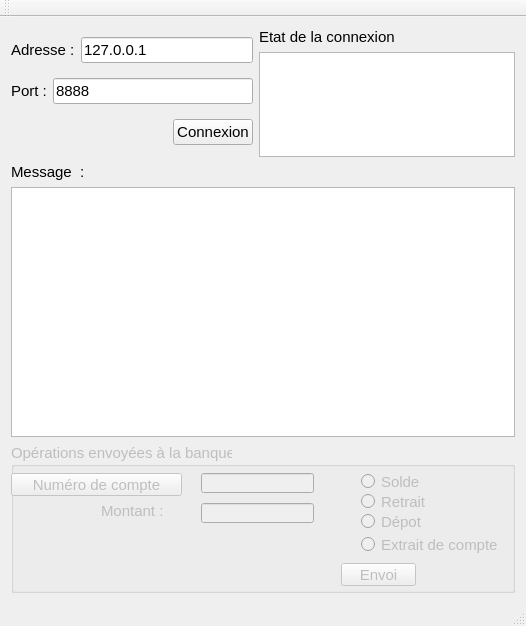
The window that 12_banque_Client_Serveur/ClientBanque/clientbanquewindow.ui (TheoMichaud/Apprendre_QT) describes before a commit, drawn with Qt 5.
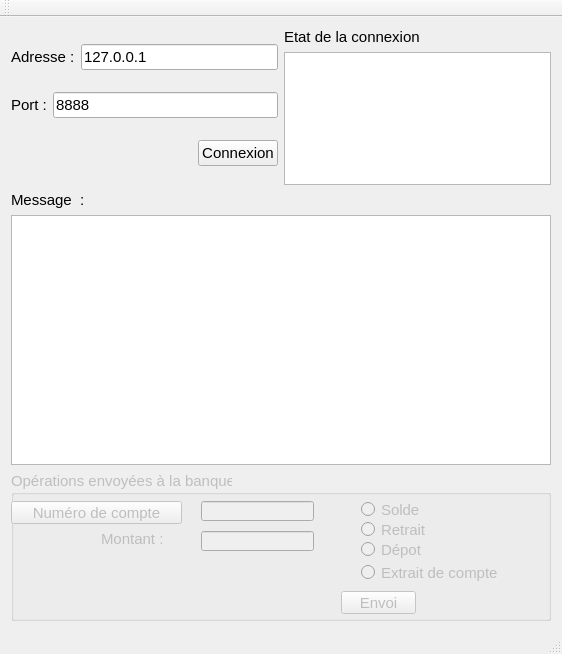
The same window after the commit.

The edit to the form file:
```diff
--- a/12_banque_Client_Serveur/ClientBanque/clientbanquewindow.ui
+++ b/12_banque_Client_Serveur/ClientBanque/clientbanquewindow.ui
@@ -6,8 +6,8 @@
    <rect>
     <x>0</x>
     <y>0</y>
-    <width>526</width>
-    <height>626</height>
+    <width>562</width>
+    <height>654</height>
    </rect>
   </property>
   <property name="windowTitle">
@@ -275,7 +275,7 @@
         <rect>
          <x>350</x>
          <y>90</y>
-         <width>151</width>
+         <width>171</width>
          <height>23</height>
         </rect>
        </property>
```
Left out of the diff: 4 changed lines with no effect on the pictures.
